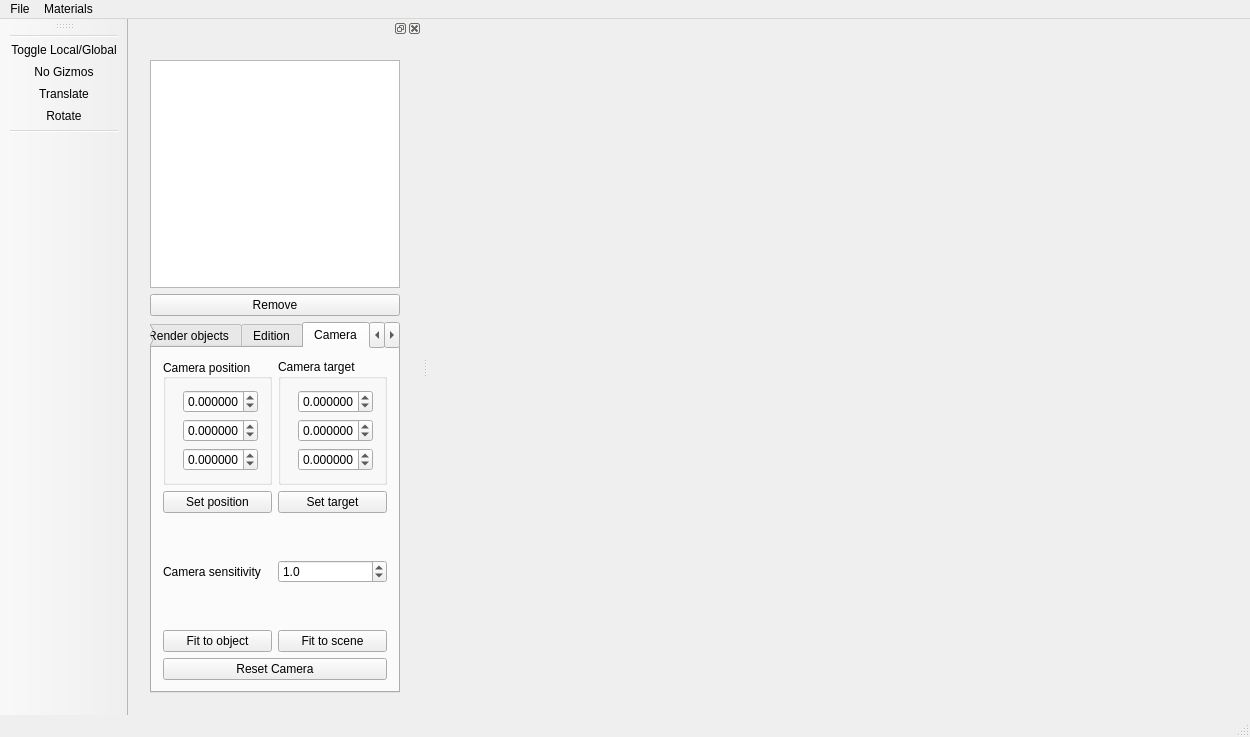
Before: the Qt Designer form src/MainApplication/Gui/ui/MainWindow.ui in STORM-IRIT/Radium-Engine, drawn with Qt 5.
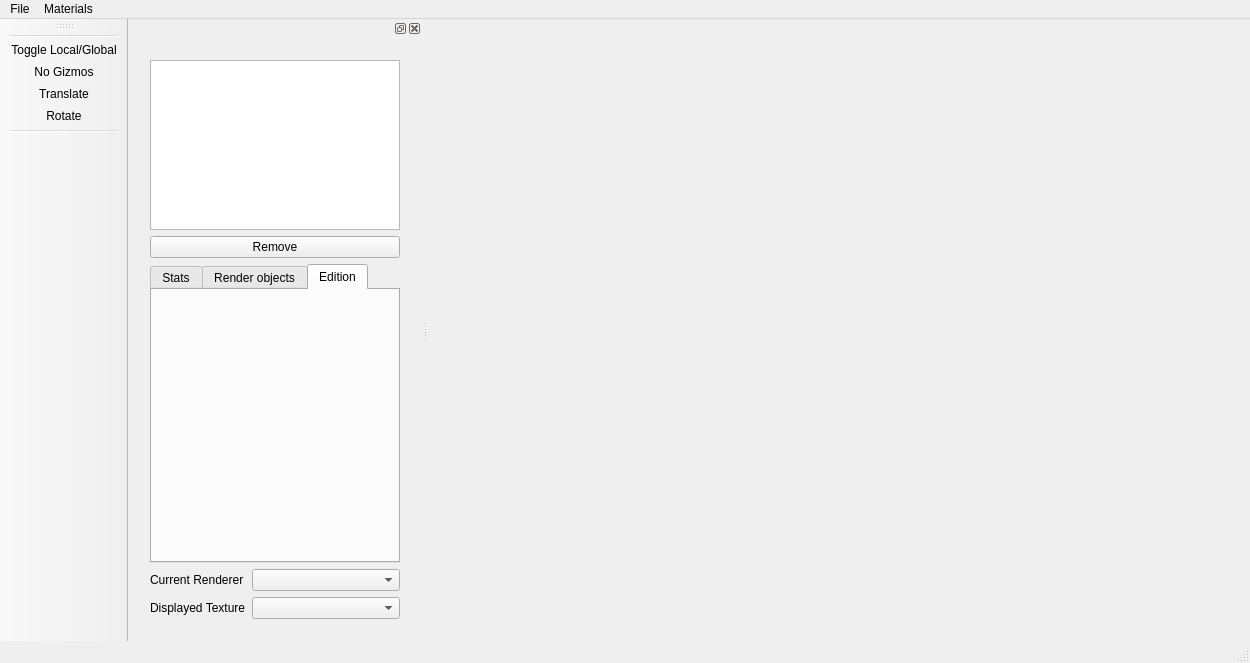
After: the same form once the commit is applied. The open tabs and pages were chosen to show the change. Icons and pictures are not drawn. Custom widgets are drawn as their Qt base class.

Commit message: Internal textures stuff

```diff
--- a/src/MainApplication/Gui/ui/MainWindow.ui
+++ b/src/MainApplication/Gui/ui/MainWindow.ui
@@ -7,7 +7,7 @@
     <x>0</x>
     <y>0</y>
     <width>1204</width>
-    <height>737</height>
+    <height>660</height>
    </rect>
   </property>
   <property name="sizePolicy">
@@ -377,368 +377,34 @@
               </item>
              </layout>
             </widget>
-            <widget class="QWidget" name="tab_camera">
-             <attribute name="title">
-              <string>Camera</string>
-             </attribute>
-             <layout class="QVBoxLayout" name="verticalLayout_9">
-              <item>
-               <layout class="QGridLayout" name="gridLayout_5">
-                <item row="0" column="2">
-                 <layout class="QVBoxLayout" name="verticalLayout_7">
-                  <item>
-                   <widget class="QGroupBox" name="groupBox_4">
-                    <property name="sizePolicy">
-                     <sizepolicy hsizetype="Expanding" vsizetype="Preferred">
-                      <horstretch>0</horstretch>
-                      <verstretch>0</verstretch>
-                     </sizepolicy>
-                    </property>
-                    <property name="minimumSize">
-                     <size>
-                      <width>100</width>
-                      <height>0</height>
-                     </size>
-                    </property>
-                    <property name="title">
-                     <string>Camera target</string>
-                    </property>
-                    <layout class="QFormLayout" name="formLayout_5">
-                     <item row="0" column="0">
-                      <widget class="QLabel" name="label_19">
-                       <property name="text">
-                        <string>X</string>
-                       </property>
-                      </widget>
-                     </item>
-                     <item row="0" column="1">
-                      <widget class="QDoubleSpinBox" name="m_cameraTargetX">
-                       <property name="sizePolicy">
-                        <sizepolicy hsizetype="Expanding" vsizetype="Fixed">
-                         <horstretch>0</horstretch>
-                         <verstretch>0</verstretch>
-                        </sizepolicy>
-                       </property>
-                       <property name="decimals">
-                        <number>6</number>
-                       </property>
-                       <property name="minimum">
-                        <double>-100000.000000000000000</double>
-                       </property>
-                       <property name="maximum">
-                        <double>100000.000000000000000</double>
-                       </property>
-                      </widget>
-                     </item>
-                     <item row="1" column="0">
-                      <widget class="QLabel" name="label_20">
-                       <property name="text">
-                        <string>Y</string>
-                       </property>
-                      </widget>
-                     </item>
-                     <item row="1" column="1">
-                      <widget class="QDoubleSpinBox" name="m_cameraTargetY">
-                       <property name="sizePolicy">
-                        <sizepolicy hsizetype="Expanding" vsizetype="Fixed">
-                         <horstretch>0</horstretch>
-                         <verstretch>0</verstretch>
-                        </sizepolicy>
-                       </property>
-                       <property name="decimals">
-                        <number>6</number>
-                       </property>
-                       <property name="minimum">
-                        <double>-100000.000000000000000</double>
-                       </property>
-                       <property name="maximum">
-                        <double>100000.000000000000000</double>
-                       </property>
-                      </widget>
-                     </item>
-                     <item row="2" column="0">
-                      <widget class="QLabel" name="label_21">
-                       <property name="text">
-                        <string>Z</string>
-                       </property>
-                      </widget>
-                     </item>
-                     <item row="2" column="1">
-                      <widget class="QDoubleSpinBox" name="m_cameraTargetZ">
-                       <property name="sizePolicy">
-                        <sizepolicy hsizetype="Expanding" vsizetype="Fixed">
-                         <horstretch>0</horstretch>
-                         <verstretch>0</verstretch>
-                        </sizepolicy>
-                       </property>
-                       <property name="decimals">
-                        <number>6</number>
-                       </property>
-                       <property name="minimum">
-                        <double>-100000.000000000000000</double>
-                       </property>
-                       <property name="maximum">
-                        <double>100000.000000000000000</double>
-                       </property>
-                      </widget>
-                     </item>
-                    </layout>
-                   </widget>
-                  </item>
-                 </layout>
-                </item>
-                <item row="0" column="0">
-                 <layout class="QVBoxLayout" name="verticalLayout_8">
-                  <item>
-                   <widget class="QGroupBox" name="groupBox_3">
-                    <property name="sizePolicy">
-                     <sizepolicy hsizetype="Expanding" vsizetype="Preferred">
-                      <horstretch>0</horstretch>
-                      <verstretch>0</verstretch>
-                     </sizepolicy>
-                    </property>
-                    <property name="minimumSize">
-                     <size>
-                      <width>100</width>
-                      <height>0</height>
-                     </size>
-                    </property>
-                    <property name="title">
-                     <string>Camera position</string>
-                    </property>
-                    <property name="alignment">
-                     <set>Qt::AlignLeading|Qt::AlignLeft|Qt::AlignVCenter</set>
-                    </property>
-                    <layout class="QFormLayout" name="formLayout_4">
-                     <item row="0" column="0">
-                      <widget class="QLabel" name="label_2">
-                       <property name="text">
-                        <string>X</string>
-                       </property>
-                      </widget>
-                     </item>
-                     <item row="0" column="1">
-                      <widget class="QDoubleSpinBox" name="m_cameraPositionX">
-                       <property name="sizePolicy">
-                        <sizepolicy hsizetype="Expanding" vsizetype="Fixed">
-                         <horstretch>0</horstretch>
-                         <verstretch>0</verstretch>
-                        </sizepolicy>
-                       </property>
-                       <property name="decimals">
-                        <number>6</number>
-                       </property>
-                       <property name="minimum">
-                        <double>-100000.000000000000000</double>
-                       </property>
-                       <property name="maximum">
-                        <double>100000.000000000000000</double>
-                       </property>
-                      </widget>
-                     </item>
-                     <item row="1" column="0">
-                      <widget class="QLabel" name="label_17">
-                       <property name="text">
-                        <string>Y</string>
-                       </property>
-                      </widget>
-                     </item>
-                     <item row="1" column="1">
-                      <widget class="QDoubleSpinBox" name="m_cameraPositionY">
-                       <property name="sizePolicy">
-                        <sizepolicy hsizetype="Expanding" vsizetype="Fixed">
-                         <horstretch>0</horstretch>
-                         <verstretch>0</verstretch>
-                        </sizepolicy>
-                       </property>
-                       <property name="decimals">
-                        <number>6</number>
-                       </property>
-                       <property name="minimum">
-                        <double>-100000.000000000000000</double>
-                       </property>
-                       <property name="maximum">
-                        <double>100000.000000000000000</double>
-                       </property>
-                      </widget>
-                     </item>
-                     <item row="2" column="0">
-                      <widget class="QLabel" name="label_18">
-                       <property name="text">
-                        <string>Z</string>
-                       </property>
-                      </widget>
-                     </item>
-                     <item row="2" column="1">
-                      <widget class="QDoubleSpinBox" name="m_cameraPositionZ">
-                       <property name="sizePolicy">
-                        <sizepolicy hsizetype="Expanding" vsizetype="Fixed">
-                         <horstretch>0</horstretch>
-                         <verstretch>0</verstretch>
-                        </sizepolicy>
-                       </property>
-                       <property name="decimals">
-                        <number>6</number>
-                       </property>
-                       <property name="minimum">
-                        <double>-100000.000000000000000</double>
-                       </property>
-                       <property name="maximum">
-                        <double>100000.000000000000000</double>
-                       </property>
-                      </widget>
-                     </item>
-                    </layout>
-                   </widget>
-                  </item>
-                 </layout>
-                </item>
-               </layout>
-              </item>
-              <item>
-               <layout class="QHBoxLayout" name="horizontalLayout_6">
-                <item>
-                 <widget class="QPushButton" name="m_setCameraPositionButton">
-                  <property name="text">
-                   <string>Set position</string>
-                  </property>
-                 </widget>
-                </item>
-                <item>
-                 <widget class="QPushButton" name="m_setCameraTargetButton">
-                  <property name="text">
-                   <string>Set target</string>
-                  </property>
-                 </widget>
-                </item>
-               </layout>
-              </item>
-              <item>
-               <spacer name="verticalSpacer">
-                <property name="orientation">
-                 <enum>Qt::Vertical</enum>
-                </property>
-                <property name="sizeHint" stdset="0">
-                 <size>
-                  <width>20</width>
-                  <height>40</height>
-                 </size>
-                </property>
-               </spacer>
-              </item>
-              <item>
-               <layout class="QHBoxLayout" name="horizontalLayout_4">
-                <item>
-                 <widget class="QLabel" name="label_22">
-                  <property name="text">
-                   <string>Camera sensitivity</string>
-                  </property>
-                 </widget>
-                </item>
-                <item>
-                 <widget class="QDoubleSpinBox" name="m_cameraSensitivity">
-                  <property name="decimals">
-                   <number>1</number>
-                  </property>
-                  <property name="minimum">
-                   <double>0.100000000000000</double>
-                  </property>
-                  <property name="maximum">
-                   <double>10.000000000000000</double>
-                  </property>
-                  <property name="singleStep">
-                   <double>0.100000000000000</double>
-                  </property>
-                  <property name="value">
-                   <double>1.000000000000000</double>
-                  </property>
-                 </widget>
-                </item>
-               </layout>
-              </item>
-              <item>
-               <spacer name="verticalSpacer_2">
-                <property name="orientation">
-                 <enum>Qt::Vertical</enum>
-                </property>
-                <property name="sizeHint" stdset="0">
-                 <size>
-                  <width>20</width>
-                  <height>40</height>
-                 </size>
-                </property>
-               </spacer>
-              </item>
-              <item>
-               <layout class="QHBoxLayout" name="horizontalLayout_5">
-                <item>
-                 <widget class="QPushButton" name="m_fitToObjectButton">
-                  <property name="text">
-                   <string>Fit to object</string>
-                  </property>
-                 </widget>
-                </item>
-                <item>
-                 <widget class="QPushButton" name="m_fitToSceneButton">
-                  <property name="text">
-                   <string>Fit to scene</string>
-                  </property>
-                 </widget>
-                </item>
-               </layout>
-              </item>
-              <item>
-               <widget class="QPushButton" name="m_cameraResetButton">
-                <property name="text">
-                 <string>Reset Camera</string>
-                </property>
-               </widget>
-              </item>
-             </layout>
-            </widget>
-            <widget class="QWidget" name="tab_animation">
-             <attribute name="title">
-              <string>Animation</string>
-             </attribute>
-             <layout class="QVBoxLayout" name="verticalLayout_6">
-              <item>
-               <layout class="QGridLayout" name="gridLayout_3">
-                <item row="0" column="0">
-                 <widget class="QPushButton" name="playButton">
-                  <property name="text">
-                   <string>Play</string>
-                  </property>
-                 </widget>
-                </item>
-                <item row="0" column="1">
-                 <widget class="QPushButton" name="pauseButton">
-                  <property name="text">
-                   <string>Pause</string>
-                  </property>
-                 </widget>
-                </item>
-                <item row="0" column="2">
-                 <widget class="QPushButton" name="stepButton">
-                  <property name="text">
-                   <string>Step</string>
-                  </property>
-                 </widget>
-                </item>
-                <item row="0" column="3">
-                 <widget class="QPushButton" name="resetButton">
-                  <property name="text">
-                   <string>Reset</string>
-                  </property>
-                 </widget>
-                </item>
-               </layout>
-              </item>
-             </layout>
-            </widget>
            </widget>
           </item>
          </layout>
         </item>
+        <item>
+         <layout class="QGridLayout" name="gridLayout_3" rowstretch="0,0" columnstretch="1,2">
+          <item row="0" column="0">
+           <widget class="QLabel" name="label_3">
+            <property name="text">
+             <string>Current Renderer</string>
+            </property>
+           </widget>
+          </item>
+          <item row="0" column="1">
+           <widget class="QComboBox" name="m_currentRendererCombo"/>
+          </item>
+          <item row="1" column="0">
+           <widget class="QLabel" name="label_2">
+            <property name="text">
+             <string>Displayed Texture</string>
+            </property>
+           </widget>
+          </item>
+          <item row="1" column="1">
+           <widget class="QComboBox" name="m_displayedTextureCombo"/>
+          </item>
+         </layout>
+        </item>
        </layout>
       </widget>
      </item>
```
Left out of the diff: 2 changed lines with no effect on the pictures. The commit also changes 5 other files.
